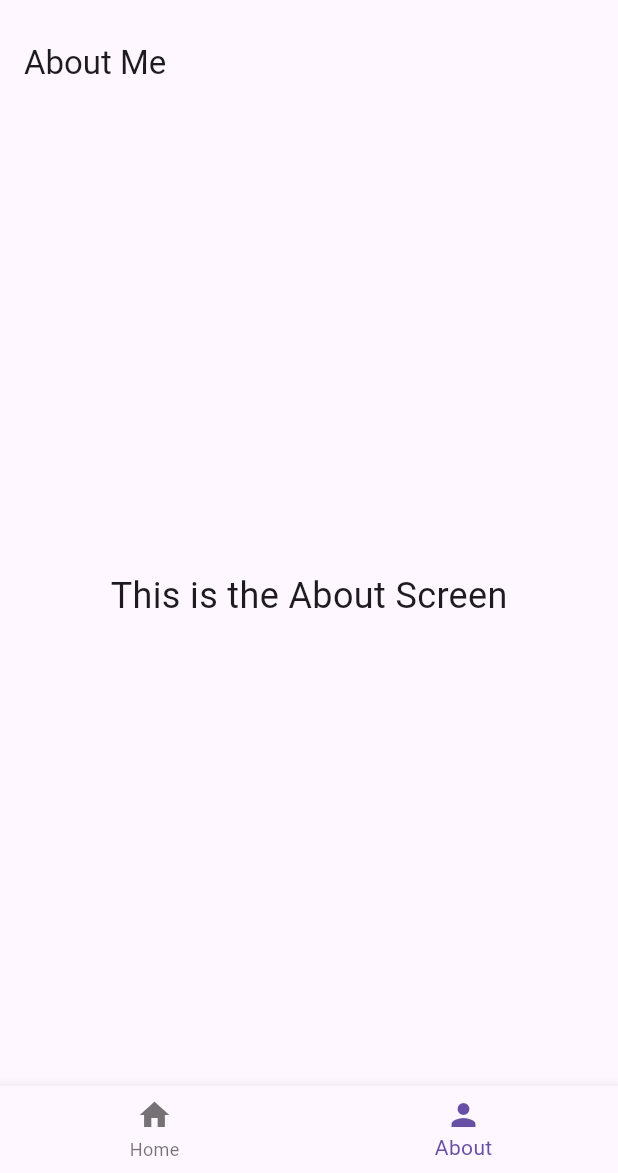
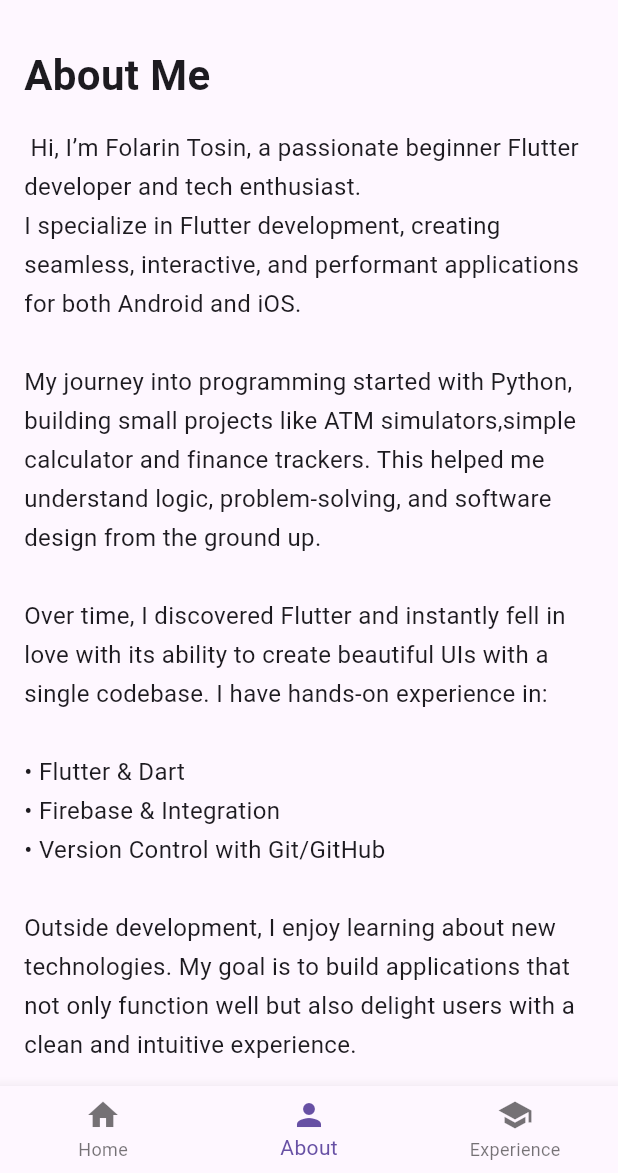
Before and after one commit to Tosin2510/flutter-portfolio-app, a Flutter app: the screen it shows after launch, item 2 of the bottom bar chosen, on a phone screen of 412 x 824 dp, the part 63-1236 px from its top. Run offline on Flutter 3.47's test engine with Material 3 defaults, Android fonts, the phone set to English and light mode, and no system bars; our stand-ins replace font_awesome_flutter, google_fonts, shared_preferences.

Commit message:
Initial commit - flutter-portfolio-app

```diff
--- a/lib/about.dart
+++ b/lib/about.dart
@@ -4,16 +4,51 @@ class AboutScreen extends StatelessWidget {
    const AboutScreen({super.key});
     @override
     Widget build(BuildContext context) {
-      return Scaffold(
-        appBar: AppBar(
-          title: Text('About Me'),
-        ),
-        body: Center(
-          child: Text(
-            'This is the About Screen',
-            style: TextStyle(fontSize: 24),
-        ),
-      ),
-    );
+      return SingleChildScrollView(
+          padding: EdgeInsets.all( 16.0),
+          child: Column(
+            crossAxisAlignment: CrossAxisAlignment.start,
+            children: [
+              Text(
+                'About Me',
+                style: TextStyle(
+                  fontSize: 28,
+                  fontWeight: FontWeight.bold,
+                ),
+              ),
+              SizedBox(height: 16),
+              Text(
+                ''' Hi, I’m Folarin Tosin, a passionate beginner Flutter developer and tech enthusiast.
+I specialize in Flutter development, creating seamless, interactive, and performant applications for both Android and iOS.
+
+My journey into programming started with Python, building small projects like ATM simulators,simple calculator and finance trackers. This helped me understand logic, problem-solving, and software design from the ground up.
+
+Over time, I discovered Flutter and instantly fell in love with its ability to create beautiful UIs with a single codebase. I have hands-on experience in:
+
+• Flutter & Dart
+• Firebase & Integration
+• Version Control with Git/GitHub
+
+Outside development, I enjoy learning about new technologies. My goal is to build applications that not only function well but also delight users with a clean and intuitive experience.
+
+I believe in continuous growth, collaboration, and bringing ideas to life through code. Every project I work on is an opportunity to learn, innovate, and deliver value.''',
+                style: TextStyle(fontSize: 16,height: 1.6),
+              ),
+              SizedBox(height: 16),
+              Text(
+                'Skills:',
+                style: TextStyle(
+                  fontSize: 20,
+                  fontWeight: FontWeight.bold,
+                ),
+              ),
+              SizedBox(height: 8),
+              Text(
+                '-Python programming\n- Flutter & Dart\n- Firebase Integration\n- Git & Version Control',
+                style: TextStyle(fontSize: 16,height: 1.6),
+              ),
+            ],
+          ),
+        );
   }
 }
--- a/lib/experience.dart
+++ b/lib/experience.dart
@@ -0,0 +1,85 @@
+import 'package:flutter/material.dart';
+class ExperienceScreen extends StatelessWidget {
+  const ExperienceScreen({super.key});
+
+  @override
+  Widget build(BuildContext context) {
+    return SingleChildScrollView(
+        padding: EdgeInsets.all(16.0),
+        child: Column(
+          crossAxisAlignment: CrossAxisAlignment.start,
+          children: [
+            Text(
+              'Education',
+              style: TextStyle(
+                fontSize: 22,
+                fontWeight: FontWeight.bold,
+              ),
+            ),
+            SizedBox(height: 12),
+            Card(
+              shape: RoundedRectangleBorder(
+                borderRadius:BorderRadius.circular(12)),
+              child: ListTile(
+                leading: Icon(Icons.school,color: Colors.blue,),
+                title: Text("Computer Science Student – University of Ibadan"),
+                subtitle: Text('''2025 - Present \n
+                • Learning Flutter & Dart \n
+                • Exploring mobile app development'''),
+                )
+            ),
+            SizedBox(height: 16),
+            Text(
+              'Professional Experience',
+              style: TextStyle(
+                fontSize: 22,
+                fontWeight: FontWeight.bold,
+              ),
+            ),
+            SizedBox(height: 12),
+            Card(
+              shape: RoundedRectangleBorder(
+                borderRadius:BorderRadius.circular(12)),
+              child: ListTile(
+                leading: Icon(Icons.code,color: Colors.green,),
+                title: Text("Portfolio App"),
+                subtitle: Text('''
+                • Built personal profile app using Flutter\n
+                • Implemented navigation, UI, and dark/light theme\n
+                • Showcased interests, socials, and resume download'''),
+                )
+            ),
+            SizedBox(height: 12),
+            Card(
+              shape: RoundedRectangleBorder(
+                borderRadius:BorderRadius.circular(12)),
+              child: ListTile(
+                leading: Icon(Icons.code,color: Colors.green,),
+                title: Text("To-do App"),
+                subtitle: Text('''
+                • Built a to-do app using Flutter\n
+                • Implemented add tasks button and state management\n
+                • Showcased task title,due date and add task button.\n
+                •Also included a delete button and a checkbox to mark tasks as completed.'''),
+                )
+            ),
+            SizedBox(height: 12),
+            Card(
+              shape: RoundedRectangleBorder(
+                borderRadius:BorderRadius.circular(12)),
+              child: ListTile(
+                leading: Icon(Icons.code,color: Colors.green,),
+                title: Text("Sign Up & Login page"),
+                subtitle: Text('''
+                • Built a sign up and login page using Flutter and firebase\n
+                • Made use of firebase authentication for user login and sign up\n
+                • Implemented email and password validation'''),
+                ),
+            ),
+
+
+          ],
+        ),
+        );
+  }
+}
--- a/lib/main.dart
+++ b/lib/main.dart
@@ -1,5 +1,7 @@
 import 'package:flutter/material.dart';
+import 'package:shared_preferences/shared_preferences.dart'; // 🔹 Add this
 import 'package:my_portfolio/about.dart';
+import 'package:my_portfolio/experience.dart';
 import 'package:my_portfolio/home.dart';
 
 void main() {
@@ -11,16 +13,33 @@ class MyApp extends StatefulWidget {
   @override
   State<MyApp> createState() => _MyAppState();
 }
+
 class _MyAppState extends State<MyApp> {
   ThemeMode _mode = ThemeMode.light;
 
-  void _toggleTheme() {
+  @override
+  void initState() {
+    super.initState();
+    _loadTheme();
+  }
+
+  // 🔹 Load theme from SharedPreferences
+  Future<void> _loadTheme() async {
+    final prefs = await SharedPreferences.getInstance();
+    final isDark = prefs.getBool('isDark') ?? false;
+    setState(() {
+      _mode = isDark ? ThemeMode.dark : ThemeMode.light;
+    });
+  }
+
+  Future<void> _toggleTheme() async {
+    final prefs = await SharedPreferences.getInstance();
     setState(() {
       _mode = _mode == ThemeMode.light ? ThemeMode.dark : ThemeMode.light;
     });
+    await prefs.setBool('isDark', _mode == ThemeMode.dark);
   }
 
-  // This widget is the root of your application.
   @override
   Widget build(BuildContext context) {
     return MaterialApp(
@@ -37,7 +56,7 @@ class _MyAppState extends State<MyApp> {
       themeMode: _mode,
       home: Mainscaffold(toggleTheme: _toggleTheme),
     );
-}
+  }
 }
 
 class Mainscaffold extends StatefulWidget {
@@ -51,40 +70,38 @@ class Mainscaffold extends StatefulWidget {
 
 class _MainscaffoldState extends State<Mainscaffold> {
   int _currentIndex = 0;
-  final List<Widget> _tabs =
-  [ HomeScreen(),AboutScreen(),];
-  /*
-  ExperienceTab(),
+  final List<Widget> _tabs = [
+    HomeScreen(),
+    AboutScreen(),
+    ExperienceScreen(),
   ];
-  */
+
   @override
   Widget build(BuildContext context) {
     return Scaffold(
       appBar: AppBar(
         title: Center(child: Text('My Portfolio')),
         actions: [
-          IconButton(onPressed: widget.toggleTheme, icon: Icon(Icons.brightness_6_rounded))
+          IconButton(
+            onPressed: widget.toggleTheme,
+            icon: Icon(Icons.brightness_6_rounded),
+          )
         ],
       ),
       body: _tabs[_currentIndex],
       bottomNavigationBar: BottomNavigationBar(
         currentIndex: _currentIndex,
         items: const [
-          BottomNavigationBarItem(
-            icon: Icon(Icons.home),
-            label: 'Home'),
-          BottomNavigationBarItem(
-            icon: Icon(Icons.person),
-            label: 'About')
+          BottomNavigationBarItem(icon: Icon(Icons.home), label: 'Home'),
+          BottomNavigationBarItem(icon: Icon(Icons.person), label: 'About'),
+          BottomNavigationBarItem(icon: Icon(Icons.school), label: 'Experience'),
         ],
         onTap: (index) {
           setState(() {
             _currentIndex = index;
           });
         },
-      )
+      ),
     );
   }
-
-
 }
--- a/pubspec.yaml
+++ b/pubspec.yaml
@@ -37,6 +37,7 @@ dependencies:
   google_fonts: ^6.1.0
   font_awesome_flutter: ^10.6.0
   url_launcher: ^6.2.0
+  shared_preferences: ^2.2.2
 
 dev_dependencies:
   flutter_test:
```
Also changed, not shown: lib/home.dart (+58 -14 lines), pubspec.lock, 1 other file.
